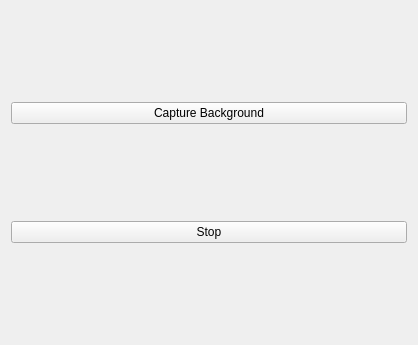
The window that rc/mainwindow.ui (tetricas/GestureDetector) describes before a commit, drawn with Qt 5.
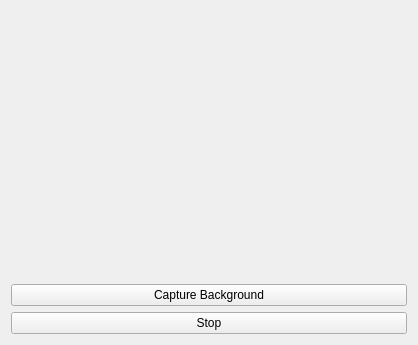
The same window after the commit.

Commit message: moved image outputting from OpenCV window to QLabel

Patch:
```diff
--- a/rc/mainwindow.ui
+++ b/rc/mainwindow.ui
@@ -15,6 +15,13 @@
   </property>
   <widget class="QWidget" name="centralWidget">
    <layout class="QVBoxLayout" name="verticalLayout_2">
+    <item>
+     <widget class="QLabel" name="imageLabel">
+      <property name="text">
+       <string/>
+      </property>
+     </widget>
+    </item>
     <item>
      <widget class="QPushButton" name="captureButton">
       <property name="text">
```
The commit also changes 4 other files.
